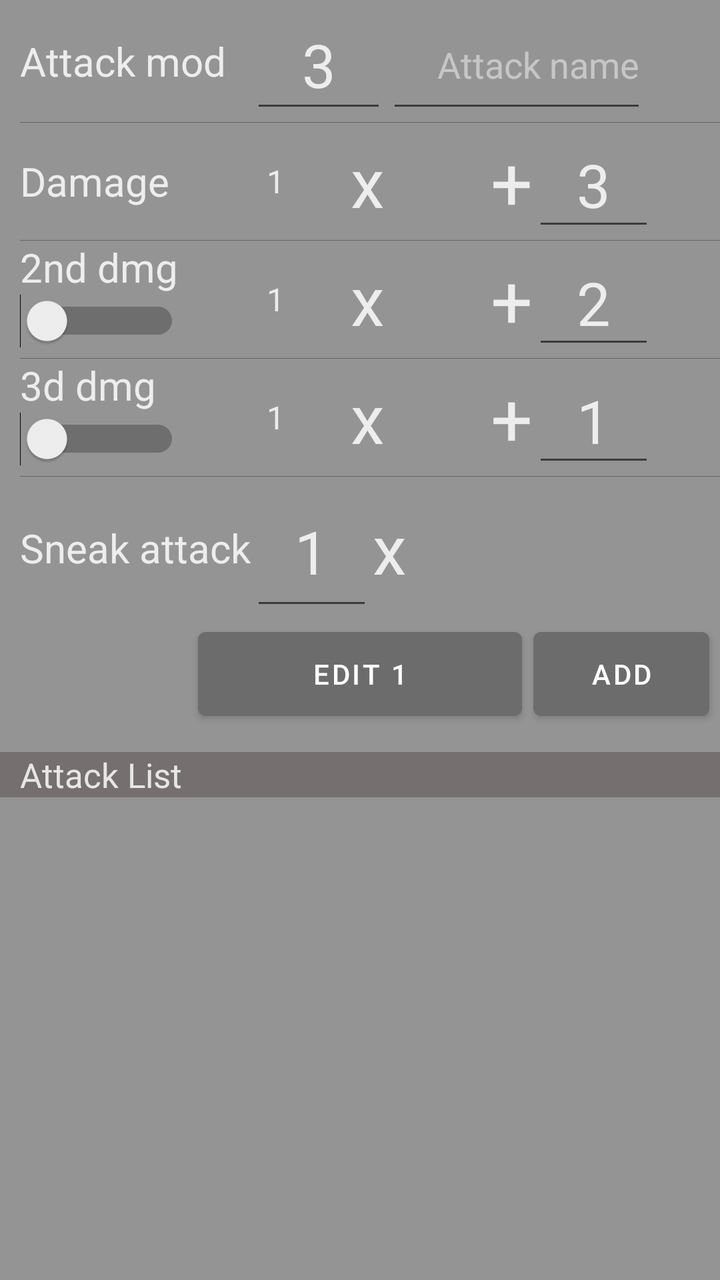
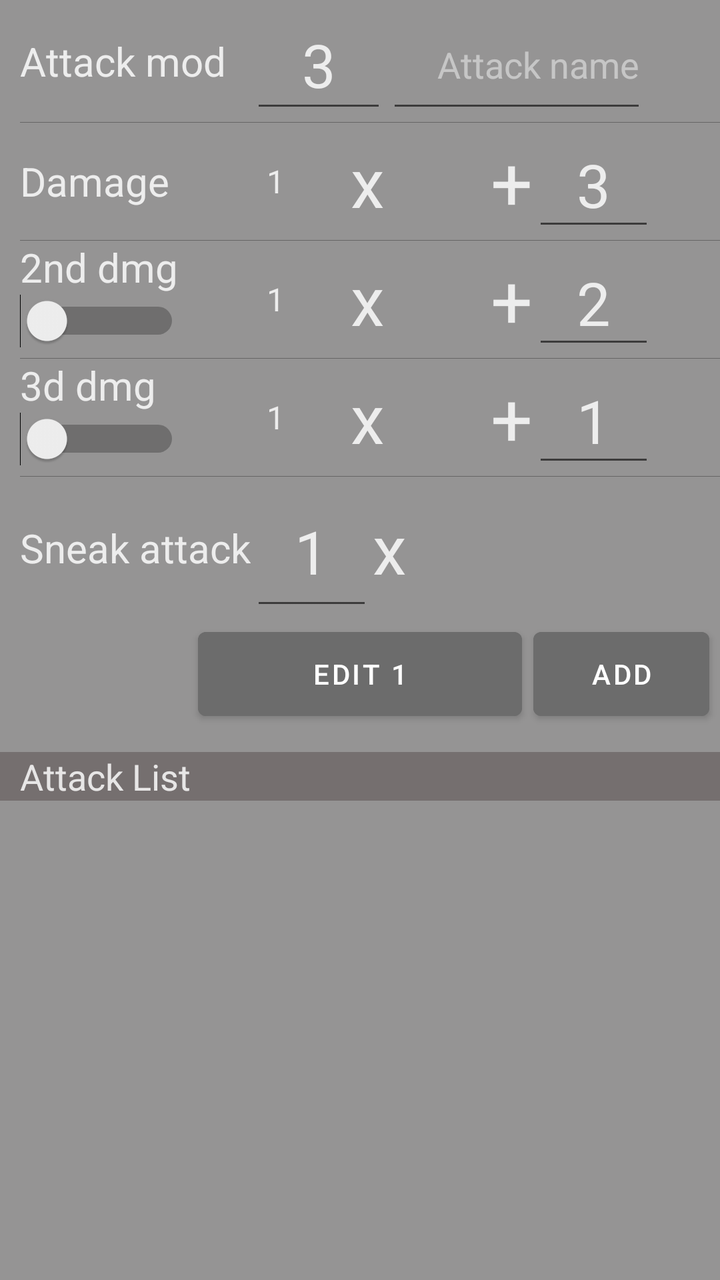

Compare the two renders of this Android layout. The source of the first and the diff that turns it into the second are given below.
<!-- AndroidManifest.xml: application theme Theme.D20attack_calc -->
<!-- res/layout/fragment_settings.xml -->
<?xml version="1.0" encoding="utf-8"?>
<androidx.constraintlayout.widget.ConstraintLayout xmlns:android="http://schemas.android.com/apk/res/android"
    xmlns:app="http://schemas.android.com/apk/res-auto"
    xmlns:tools="http://schemas.android.com/tools"
    android:layout_width="match_parent"
    android:layout_height="match_parent"


    android:background="#959494"
    tools:context="com.pathfinder.attackcalc.fragments.SettingsFragment">

    <TableLayout
        android:id="@+id/tableLayout"
        android:layout_width="match_parent"
        android:layout_height="310dp"
        android:layout_marginStart="10dp"
        android:divider="#656565"
        android:foregroundGravity="center"
        android:gravity="start"
        android:measureWithLargestChild="true"
        android:showDividers="middle"
        android:weightSum="5"
        app:layout_constraintStart_toStartOf="parent"
        app:layout_constraintTop_toTopOf="parent">

        <TableRow
            android:id="@+id/Modifier"
            android:layout_width="match_parent"
            android:layout_height="0dp"
            android:layout_weight="2">

            <TextView
                android:layout_width="55dp"
                android:layout_height="match_parent"
                android:gravity="center_vertical"
                android:text="Attack mod"
                android:textSize="20sp" />

            <TableRow
                android:layout_width="match_parent"
                android:layout_height="match_parent">

                <EditText
                    android:id="@+id/editHit"
                    android:layout_width="68dp"
                    android:layout_height="match_parent"
                    android:ems="10"
                    android:gravity="center"
                    android:inputType="numberSigned|number"
                    android:maxLength="3"
                    android:text="3"
                    android:textSize="30sp" />

                <EditText
                    android:id="@+id/enter_at_name"
                    android:layout_width="130dp"
                    android:layout_height="match_parent"
                    android:ems="10"
                    android:gravity="right|center_vertical"
                    android:hint="Attack name"
                    android:inputType="textPersonName"
                    android:maxLength="12"
                    android:textColorHint="#77FFFFFF" />

            </TableRow>

        </TableRow>

        <TableRow
            android:id="@+id/Attack_1"
            android:layout_width="match_parent"
            android:layout_height="0dp"
            android:layout_weight="1">

            <TextView
                android:id="@+id/textViewTOP"
                android:layout_width="87dp"
                android:layout_height="match_parent"
                android:gravity="center_vertical"
                android:text="Damage"
                android:textSize="20sp" />

            <TableRow
                android:layout_width="wrap_content"
                android:layout_height="match_parent">

                <Spinner
                    android:id="@+id/Spin_n1"

                    style="@style/spiin_style"
                    android:layout_width="50dp"
                    android:layout_height="match_parent"
                    android:alwaysDrawnWithCache="false"
                    android:background="@null"
                    android:entries="@array/SpinNumbers"
                    android:gravity="center_horizontal|center_vertical"
                    android:popupBackground="#2E2E2E" />

                <TextView
                    android:id="@+id/textViewd5"
                    android:layout_width="wrap_content"
                    android:layout_height="match_parent"
                    android:gravity="center"
                    android:text="x"
                    android:textSize="34sp" />

                <Spinner
                    android:id="@+id/Dice_spinner1"
                    android:layout_width="50dp"
                    android:layout_height="match_parent"

                    android:layout_gravity="center"
                    android:background="@null"
                    android:dropDownWidth="match_parent"
                    android:gravity="center_horizontal"
                    tools:ignore="SpeakableTextPresentCheck" />

                <TextView
                    android:id="@+id/textViewd4dd"
                    android:layout_width="wrap_content"
                    android:layout_height="match_parent"
                    android:gravity="center"
                    android:paddingStart="3dp"
                    android:text="+"
                    android:textSize="37sp" />

                <EditText
                    android:id="@+id/Edittext1"
                    android:layout_width="61dp"
                    android:layout_height="match_parent"

                    android:ems="10"
                    android:gravity="center"
                    android:inputType="numberSigned|number"
                    android:maxLength="2"
                    android:text="3"
                    android:textSize="30sp" />
            </TableRow>
        </TableRow>

        <TableRow
            android:id="@+id/Attack_2"
            android:layout_width="match_parent"
            android:layout_height="0dp"
            android:layout_weight="1">

            <LinearLayout
                android:layout_width="match_parent"
                android:layout_height="match_parent"
                android:orientation="vertical">

                <TextView
                    android:id="@+id/textView33"
                    android:layout_width="wrap_content"
                    android:layout_height="wrap_content"
                    android:text="2nd dmg"
                    android:textSize="20sp" />

                <Switch
                    android:id="@+id/switchscnd"
                    android:layout_width="wrap_content"
                    android:layout_height="wrap_content"
                    android:switchMinWidth="80dp" />

            </LinearLayout>

            <TableRow
                android:layout_width="wrap_content"
                android:layout_height="match_parent">

                <Spinner
                    android:id="@+id/Spin_n2"
                    android:layout_width="50dp"
                    android:layout_height="match_parent"
                    android:background="@null"
                    android:entries="@array/SpinNumbers"
                    android:gravity="center_horizontal"
                    android:popupBackground="#2E2E2E" />

                <TextView
                    android:id="@+id/textView5"
                    android:layout_width="wrap_content"
                    android:layout_height="match_parent"
                    android:gravity="center"
                    android:text="x"
                    android:textSize="34sp" />

                <Spinner
                    android:id="@+id/Dice_spinner2"
                    android:layout_width="50dp"
                    android:layout_height="match_parent"
                    android:background="@null"
                    android:dropDownWidth="match_parent"
                    tools:ignore="SpeakableTextPresentCheck" />

                <TextView
                    android:id="@+id/textView4"
                    android:layout_width="wrap_content"
                    android:layout_height="match_parent"
                    android:gravity="center"
                    android:paddingStart="3dp"
                    android:text="+"
                    android:textSize="37sp" />

                <EditText
                    android:id="@+id/Edittext2"
                    android:layout_width="61dp"
                    android:layout_height="match_parent"
                    android:ems="10"
                    android:gravity="center"
                    android:inputType="numberSigned|number"
                    android:maxLength="2"
                    android:text="2"
                    android:textSize="30sp" />
            </TableRow>
        </TableRow>

        <TableRow
            android:id="@+id/Attac_3"
            android:layout_width="match_parent"
            android:layout_height="0dp"
            android:layout_weight="1">

            <LinearLayout
                android:layout_width="match_parent"
                android:layout_height="match_parent"
                android:orientation="vertical">

                <TextView
                    android:id="@+id/textView3"
                    android:layout_width="wrap_content"
                    android:layout_height="wrap_content"
                    android:text="3d dmg"
                    android:textSize="20sp" />

                <Switch
                    android:id="@+id/switchthird"
                    android:layout_width="wrap_content"
                    android:layout_height="wrap_content"

                    android:switchMinWidth="80dp" />

            </LinearLayout>

            <TableRow
                android:layout_width="wrap_content"
                android:layout_height="match_parent">

                <Spinner
                    android:id="@+id/Spin_n3"
                    android:layout_width="50dp"
                    android:layout_height="match_parent"
                    android:background="@null"
                    android:entries="@array/SpinNumbers"
                    android:gravity="center"
                    android:popupBackground="#2E2E2E" />

                <TextView
                    android:id="@+id/textView25"
                    android:layout_width="wrap_content"
                    android:layout_height="match_parent"
                    android:gravity="center"
                    android:text="x"
                    android:textSize="34sp" />

                <Spinner
                    android:id="@+id/Dice_spinner3"
                    android:layout_width="50dp"
                    android:layout_height="match_parent"
                    android:background="@null"
                    android:dropDownWidth="match_parent"
                    android:gravity="center_horizontal"
                    tools:ignore="SpeakableTextPresentCheck" />

                <TextView
                    android:id="@+id/textView4sss"
                    android:layout_width="wrap_content"
                    android:layout_height="match_parent"
                    android:gravity="center"
                    android:paddingStart="3dp"
                    android:text="+"
                    android:textSize="37sp" />

                <EditText
                    android:id="@+id/Edittext3"
                    android:layout_width="61dp"
                    android:layout_height="match_parent"

                    android:gravity="center"
                    android:inputType="numberSigned|number"
                    android:maxLength="2"
                    android:text="1"
                    android:textSize="30sp" />
            </TableRow>
        </TableRow>

        <TableRow
            android:id="@+id/Sneak"
            android:layout_width="match_parent"
            android:layout_height="0dp"
            android:layout_weight="1">

            <TextView
                android:id="@+id/dr"
                android:layout_width="wrap_content"
                android:layout_height="72dp"
                android:gravity="center_vertical"
                android:text="Sneak attack"
                android:textSize="20sp" />


            <TableRow
                android:layout_width="match_parent"
                android:layout_height="match_parent">

                <EditText
                    android:id="@+id/sneak_edit"
                    android:layout_width="61dp"
                    android:layout_height="match_parent"

                    android:gravity="center"
                    android:inputType="number"
                    android:maxLength="2"
                    android:text="1"
                    android:textSize="30sp" />

                <TextView
                    android:id="@+id/textView10"
                    android:layout_width="wrap_content"
                    android:layout_height="match_parent"
                    android:gravity="center"
                    android:text="x"
                    android:textSize="34sp" />

                <Spinner
                    android:id="@+id/sneak_spinner"
                    android:layout_width="50dp"
                    android:layout_height="match_parent"
                    android:background="@null"
                    android:dropDownWidth="match_parent"
                    android:gravity="center_horizontal"
                    tools:ignore="SpeakableTextPresentCheck" />

            </TableRow>

        </TableRow>

    </TableLayout>

    <Button
        android:id="@+id/EditButton"
        android:layout_width="162dp"
        android:layout_height="54dp"
        android:backgroundTint="#6C6C6C"
        android:onClick="AddItemToList"
        android:text="Edit 1"
        android:textColor="#FFFFFF"
        app:layout_constraintEnd_toEndOf="parent"
        app:layout_constraintStart_toStartOf="parent"
        app:layout_constraintTop_toBottomOf="@+id/tableLayout" />

    <Button
        android:id="@+id/Addbutton"
        android:layout_height="54dp"
        android:layout_width="wrap_content"
        android:backgroundTint="#6C6C6C"
        android:text="Add"
        android:textColor="#FFFFFF"
        app:layout_constraintEnd_toEndOf="parent"
        app:layout_constraintStart_toEndOf="@+id/EditButton"
        app:layout_constraintTop_toBottomOf="@+id/tableLayout" />

    <androidx.constraintlayout.widget.ConstraintLayout
        android:layout_width="match_parent"
        android:layout_height="0dp"
        android:layout_marginTop="12dp"
        app:layout_constraintBottom_toBottomOf="parent"
        app:layout_constraintEnd_toEndOf="parent"
        app:layout_constraintHorizontal_bias="1.0"
        app:layout_constraintStart_toStartOf="parent"
        app:layout_constraintTop_toBottomOf="@+id/EditButton"
        app:layout_constraintVertical_bias="1.0">

        <TextView
            android:id="@+id/generate_header"
            android:layout_width="match_parent"
            android:layout_height="wrap_content"
            android:background="#756F6F"
            android:paddingStart="10dp"
            android:text="Attack List"
            android:textSize="17sp"
            app:layout_constraintEnd_toStartOf="@+id/listView"
            app:layout_constraintStart_toStartOf="parent"
            app:layout_constraintTop_toTopOf="parent" />

        <ListView
            android:id="@+id/listView"
            android:layout_width="0dp"
            android:layout_height="0dp"
            android:isScrollContainer="true"
            android:scrollbarAlwaysDrawHorizontalTrack="false"
            android:scrollbars="vertical"
            android:smoothScrollbar="true"
            android:verticalScrollbarPosition="right"
            app:layout_constraintBottom_toBottomOf="parent"
            app:layout_constraintEnd_toEndOf="parent"
            app:layout_constraintStart_toStartOf="parent"
            app:layout_constraintTop_toBottomOf="@+id/generate_header" />
    </androidx.constraintlayout.widget.ConstraintLayout>

</androidx.constraintlayout.widget.ConstraintLayout>
<!-- resources referenced by this layout -->
<resources>
  <string-array name="SpinNumbers">
          <item>1</item>
          <item>2</item>
          <item>3</item>
          <item>4</item>
          <item>5</item>
          <item>6</item>
          <item>7</item>
          <item>8</item>
          <item>9</item>
          <item>10</item>
          <item>11</item>
          <item>12</item>
      </string-array>
  <style name="spiin_style" parent="@android:style/Widget.TextView.SpinnerItem">
          <item name="android:textSize">24sp</item>
  
      </style>
  <style name="Theme.D20attack_calc" parent="Theme.MaterialComponents.DayNight.DarkActionBar">
          
  
          <item name="colorPrimaryVariant">#000000</item>
  
  
          <item name="android:textColor">#D3FFFFFF</item>
          <item name="android:editTextColor">#D3FFFFFF</item>
  
  
          
          <item name="android:statusBarColor" tools:targetApi="l">#151515</item>
          
      </style>
</resources>

<!-- the commit's change to res/layout/fragment_settings.xml (unified diff, before → after) -->
@@ -86,7 +86,6 @@
 
                 <Spinner
                     android:id="@+id/Spin_n1"
-
                     style="@style/spiin_style"
                     android:layout_width="50dp"
                     android:layout_height="match_parent"
@@ -388,12 +387,12 @@
             android:background="#756F6F"
             android:paddingStart="10dp"
             android:text="Attack List"
-            android:textSize="17sp"
+            android:textSize="18sp"
             app:layout_constraintEnd_toStartOf="@+id/listView"
             app:layout_constraintStart_toStartOf="parent"
             app:layout_constraintTop_toTopOf="parent" />
 
-        <ListView
+        <androidx.recyclerview.widget.RecyclerView
             android:id="@+id/listView"
             android:layout_width="0dp"
             android:layout_height="0dp"
@@ -406,6 +405,7 @@
             app:layout_constraintEnd_toEndOf="parent"
             app:layout_constraintStart_toStartOf="parent"
             app:layout_constraintTop_toBottomOf="@+id/generate_header" />
+
     </androidx.constraintlayout.widget.ConstraintLayout>
 
 </androidx.constraintlayout.widget.ConstraintLayout>
